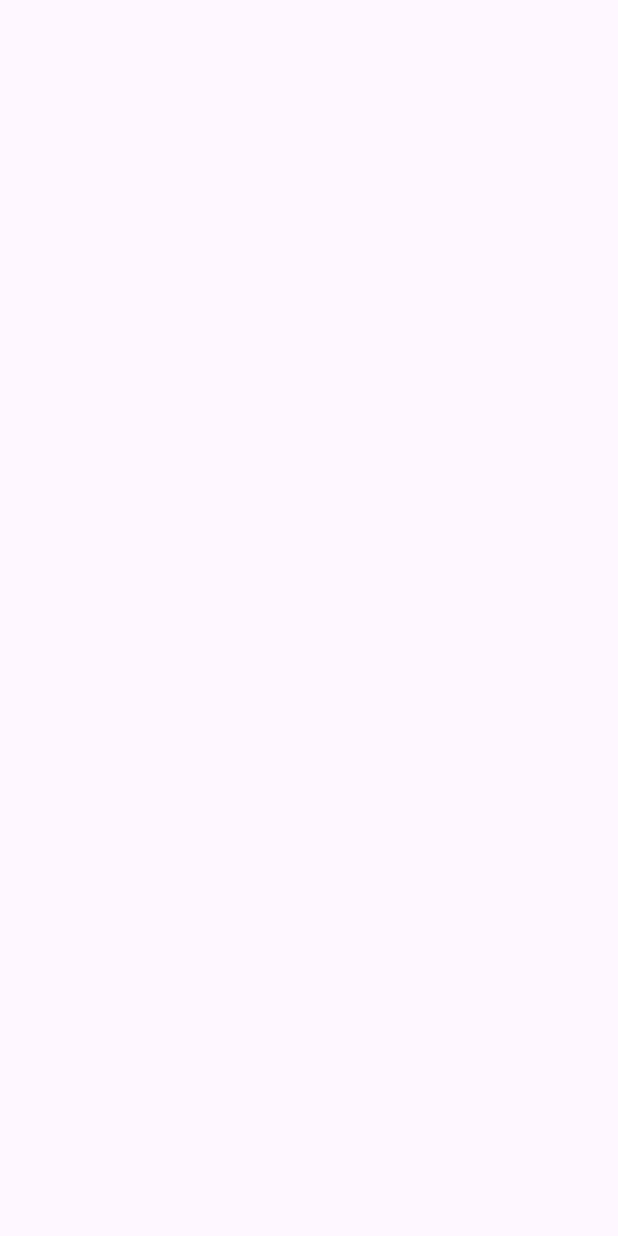
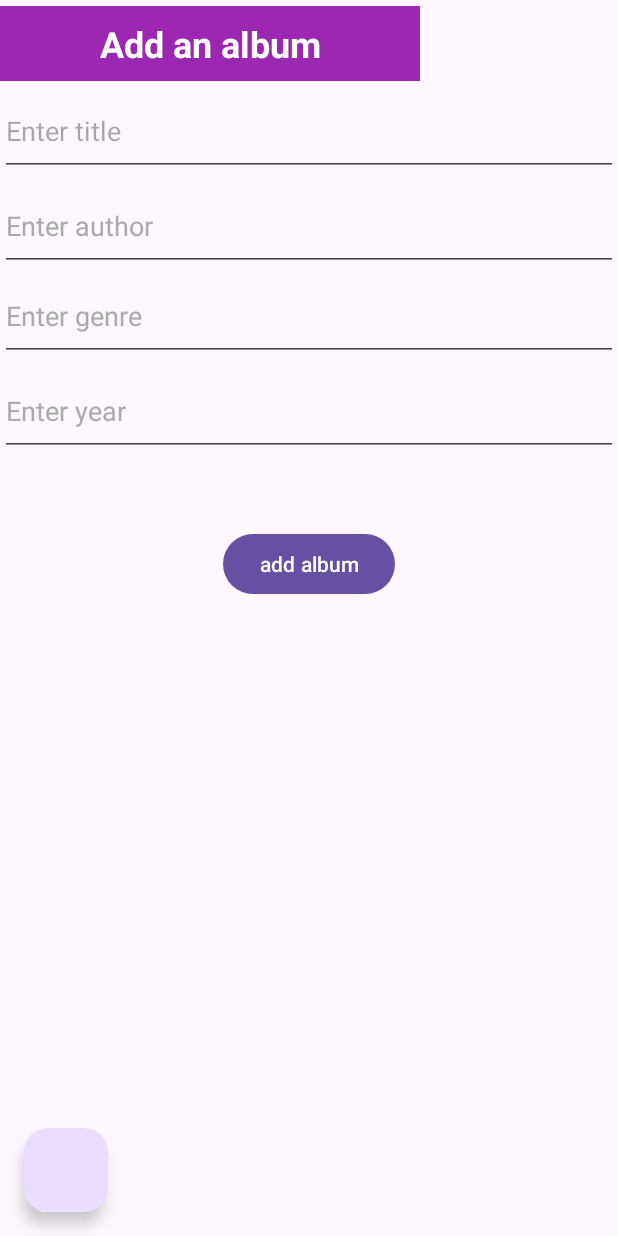
Before and after one commit to fabiopulvirenti/RecordShopAndroid, an Android app: the AddNewAlbumActivity screen opened directly, with no data from a screen before it, on a phone screen of 412 x 824 dp. Before the commit the screen is empty. Run offline under Robolectric (Android 15) with nearby library versions, the phone set to English and light mode, and no system bars; our stand-ins replace data binding.

Commit message:
feat:created a View Layout for Add New Album

```diff
--- a/app/src/main/java/com/northcoders/recordshopandroid/ui/mainactivity/addalbum/AddNewAlbumActivity.java
+++ b/app/src/main/java/com/northcoders/recordshopandroid/ui/mainactivity/addalbum/AddNewAlbumActivity.java
@@ -15,12 +15,7 @@ public class AddNewAlbumActivity extends AppCompatActivity {
     @Override
     protected void onCreate(Bundle savedInstanceState) {
         super.onCreate(savedInstanceState);
-        EdgeToEdge.enable(this);
         setContentView(R.layout.activity_add_new_album);
-        ViewCompat.setOnApplyWindowInsetsListener(findViewById(R.id.main), (v, insets) -> {
-            Insets systemBars = insets.getInsets(WindowInsetsCompat.Type.systemBars());
-            v.setPadding(systemBars.left, systemBars.top, systemBars.right, systemBars.bottom);
-            return insets;
-        });
+
     }
 }
--- a/app/src/main/res/layout/activity_add_new_album.xml
+++ b/app/src/main/res/layout/activity_add_new_album.xml
@@ -1,10 +1,121 @@
 <?xml version="1.0" encoding="utf-8"?>
-<androidx.constraintlayout.widget.ConstraintLayout xmlns:android="http://schemas.android.com/apk/res/android"
+
+<layout
+    xmlns:android="http://schemas.android.com/apk/res/android"
     xmlns:app="http://schemas.android.com/apk/res-auto"
-    xmlns:tools="http://schemas.android.com/tools"
-    android:id="@+id/main"
-    android:layout_width="match_parent"
-    android:layout_height="match_parent"
-    tools:context=".ui.mainactivity.addalbum.AddNewAlbumActivity">
+    xmlns:tools="http://schemas.android.com/tools" >
 
-</androidx.constraintlayout.widget.ConstraintLayout>
+    <data>
+        <variable
+            name="album"
+            type="com.northcoders.recordshopandroid.model.Album"/>
+    </data>
+
+    <androidx.constraintlayout.widget.ConstraintLayout
+        android:layout_width="match_parent"
+        android:layout_height="match_parent"
+        tools:context=".ui.mainactivity.addalbum.AddNewAlbumActivity"
+        app:layout_constraintBottom_toTopOf="parent">
+
+        <EditText
+            android:id="@+id/editText"
+            android:layout_width="0dp"
+            android:layout_height="50dp"
+            android:layout_marginTop="4dp"
+            android:layout_marginEnd="132dp"
+            android:background="@color/purple_500"
+            android:text="Add an album"
+            android:textAlignment="center"
+            android:textColor="@color/white"
+            android:textSize="24sp"
+            android:textStyle="bold"
+            app:layout_constraintEnd_toEndOf="parent"
+            app:layout_constraintHorizontal_bias="1.0"
+            app:layout_constraintStart_toStartOf="parent"
+            app:layout_constraintTop_toTopOf="parent" />
+
+        <EditText
+            android:text="@={album.albumName}"
+            android:layout_width="0dp"
+            android:layout_height="wrap_content"
+            android:layout_marginTop="3dp"
+            android:layout_marginBottom="28dp"
+            android:id="@+id/editAlbumName"
+            android:hint="Enter title"
+            app:layout_constraintEnd_toEndOf="parent"
+            app:layout_constraintStart_toStartOf="parent"
+            app:layout_constraintTop_toBottomOf="@id/editText"
+            app:layout_constraintVertical_chainStyle="packed"
+            android:minHeight="60dp"/>
+
+        <EditText
+            android:text="@={album.author.authorName}"
+            android:textColorHint="@android:color/darker_gray"
+            android:textColor="@color/black"
+            android:id="@+id/editAuthor"
+            android:layout_width="0dp"
+            android:layout_height="wrap_content"
+            android:layout_marginTop="3dp"
+            android:layout_marginBottom="28dp"
+            android:hint="Enter author"
+            app:layout_constraintEnd_toEndOf="parent"
+            app:layout_constraintStart_toStartOf="parent"
+            app:layout_constraintTop_toBottomOf="@id/editAlbumName"
+            app:layout_constraintVertical_chainStyle="packed"
+            android:minHeight="60dp"/>
+
+        <EditText
+            android:text="@={album.genre}"
+            android:textColorHint="@android:color/darker_gray"
+            android:textColor="@color/black"
+            android:id="@+id/editGenre"
+            android:layout_width="0dp"
+            android:layout_height="wrap_content"
+            android:layout_marginBottom="28dp"
+            android:hint="Enter genre"
+            app:layout_constraintEnd_toEndOf="parent"
+            app:layout_constraintStart_toStartOf="parent"
+            app:layout_constraintTop_toBottomOf="@id/editAuthor"
+            android:minHeight="60dp"
+            app:layout_constraintVertical_bias="0.059"/>
+
+        <EditText
+            android:text="@={`` + album.releaseYear}"
+            android:textColorHint="@android:color/darker_gray"
+            android:textColor="@color/black"
+            android:id="@+id/editReleaseYear"
+            android:layout_width="0dp"
+            android:layout_height="wrap_content"
+            android:layout_marginTop="3dp"
+            android:layout_marginBottom="28dp"
+            android:hint="Enter year"
+            app:layout_constraintEnd_toEndOf="parent"
+            app:layout_constraintStart_toStartOf="parent"
+            app:layout_constraintTop_toBottomOf="@id/editGenre"
+            app:layout_constraintVertical_chainStyle="packed"
+            android:minHeight="60dp"/>
+
+        <Button
+            android:id="@+id/submit"
+            android:layout_width="wrap_content"
+            android:layout_height="wrap_content"
+            android:layout_marginTop="48dp"
+            android:text="add album"
+            app:layout_constraintEnd_toEndOf="parent"
+            app:layout_constraintStart_toStartOf="parent"
+            app:layout_constraintTop_toBottomOf="@+id/editReleaseYear"/>
+
+        <com.google.android.material.floatingactionbutton.FloatingActionButton
+            android:layout_width="wrap_content"
+            android:layout_height="wrap_content"
+            android:id="@+id/floatingActionButton"
+            android:layout_marginBottom="16dp"
+            android:layout_marginStart="16dp"
+            android:contentDescription="@string/searchbar_scrolling_view_behavior"
+            app:layout_constraintBottom_toBottomOf="parent"
+            app:layout_constraintStart_toStartOf="parent"/>
+
+
+    </androidx.constraintlayout.widget.ConstraintLayout>
+
+</layout>
--- a/app/src/main/res/values/colors.xml
+++ b/app/src/main/res/values/colors.xml
@@ -2,4 +2,5 @@
 <resources>
     <color name="black">#FF000000</color>
     <color name="white">#FFFFFFFF</color>
+    <color name="purple_500">#9C27B0</color>
 </resources>
```
